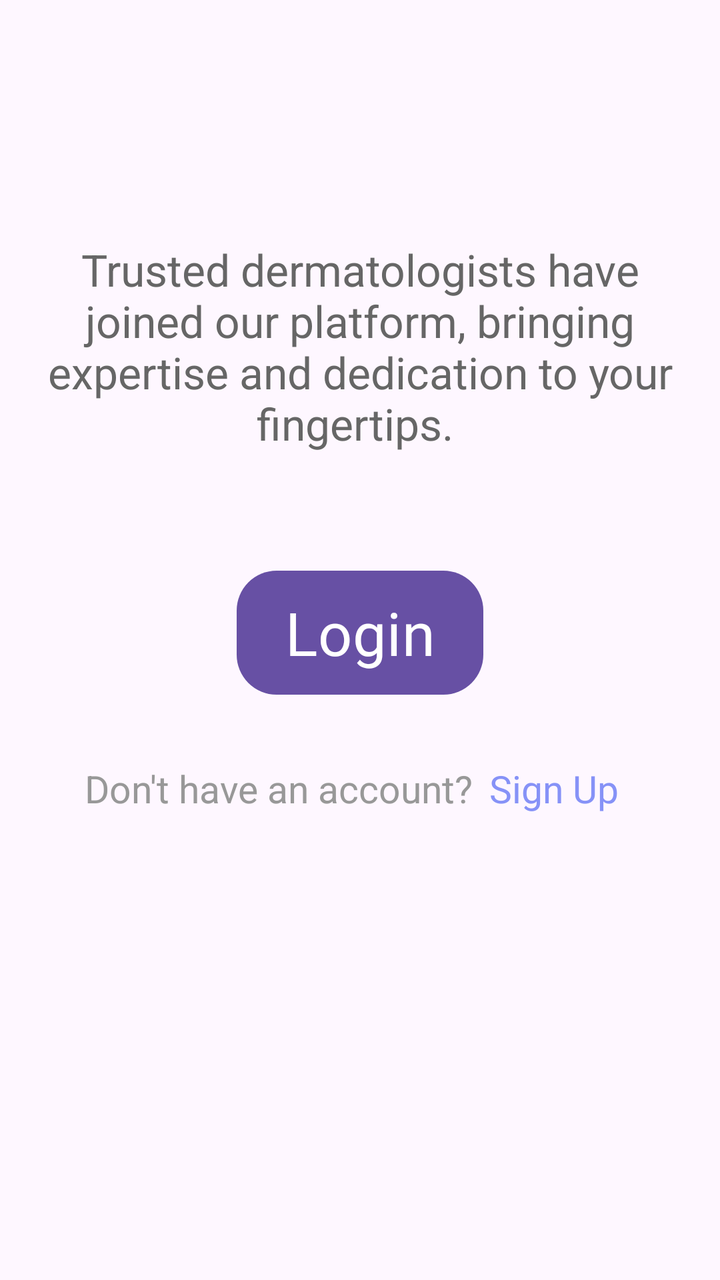
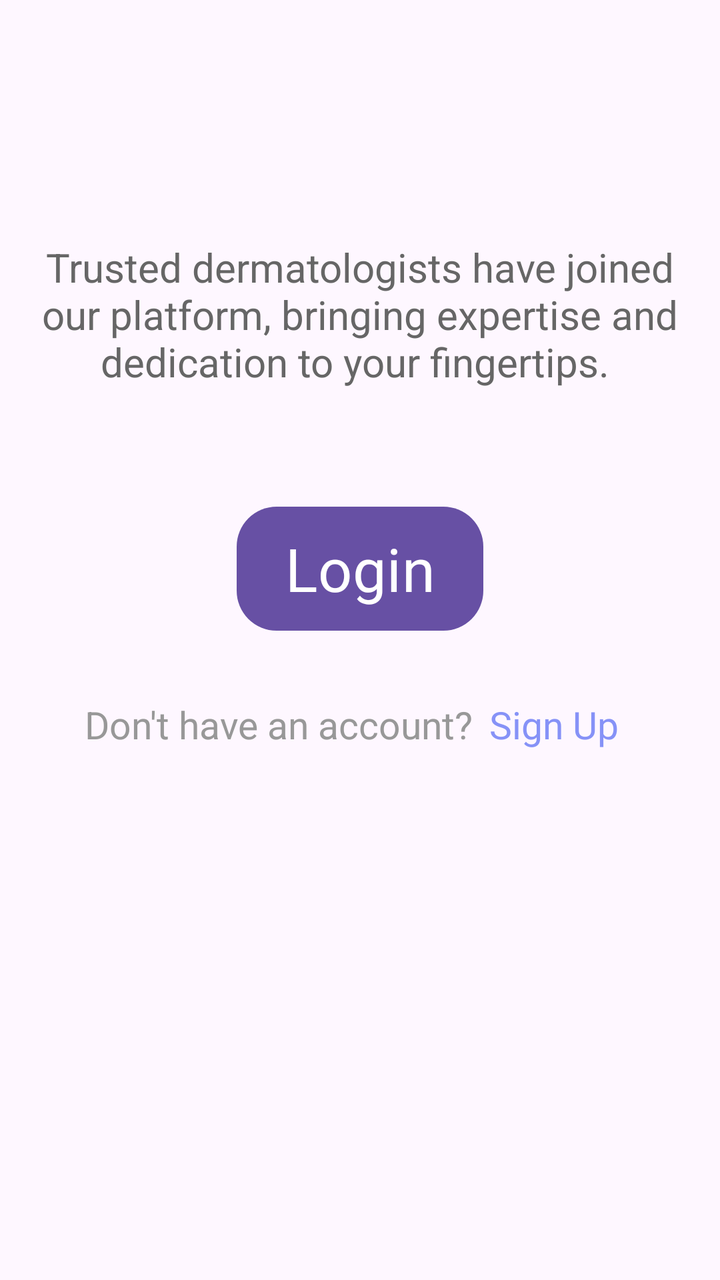

The first picture is an Android layout as it rendered before a commit; the second is the same layout after the commit. The layout source and the unified diff follow.
<!-- AndroidManifest.xml: application theme Theme.EDermaCareLatestt -->
<!-- res/layout/login_btn_dermatologist.xml -->
<?xml version="1.0" encoding="utf-8"?>
<androidx.constraintlayout.widget.ConstraintLayout
    xmlns:android="http://schemas.android.com/apk/res/android"
    xmlns:tools="http://schemas.android.com/tools"
    xmlns:app="http://schemas.android.com/apk/res-auto"
    android:layout_width="match_parent"
    android:layout_height="match_parent"
    tools:context=".SignupTabDermatologist">

    <LinearLayout
        android:id="@+id/outerLinearLayout"
        android:layout_width="match_parent"
        android:layout_height="wrap_content"
        android:orientation="vertical"
        android:layout_marginTop="30dp"
        android:padding="20dp"
        app:layout_constraintTop_toTopOf="parent"
        app:layout_constraintStart_toStartOf="parent"
        app:layout_constraintEnd_toEndOf="parent">

        <TextView
            android:id="@+id/textViewDescription"
            android:layout_width="wrap_content"
            android:layout_height="wrap_content"
            android:layout_gravity="center"
            android:layout_marginTop="70dp"
            android:text="Trusted dermatologists have joined our platform, bringing expertise and dedication to your fingertips. "
            android:textColor="@color/darkgray"
            android:textSize="22sp"
            android:textAlignment="center"/>

        <Button
            android:id="@+id/login_button_dermatologist"
            android:layout_width="wrap_content"
            android:layout_height="70dp"
            android:layout_gravity="center"
            android:layout_marginTop="55dp"
            android:fontFamily="@font/inter_extrabold"
            android:text="Login"
            android:layout_marginBottom="30dp"
            android:textSize="30sp"
            app:cornerRadius="20dp" />

        <LinearLayout
            android:layout_width="wrap_content"
            android:layout_height="wrap_content"
            android:orientation="horizontal"
            android:layout_gravity="center">

            <TextView
                android:id="@+id/RedirectTextforSignUpLandingPageD"
                android:layout_width="wrap_content"
                android:layout_height="wrap_content"
                android:paddingRight="8dp"
                android:text="Don't have an account?"
                android:textColor="@color/light_grey"
                android:textSize="19sp" />

            <TextView
                android:id="@+id/signupredirectLandingPageD"
                android:layout_width="wrap_content"
                android:layout_height="wrap_content"
                android:paddingRight="8dp"
                android:text="Sign Up"
                android:textColor="@color/lavender"
                android:textSize="19sp" />

        </LinearLayout>

    </LinearLayout>

</androidx.constraintlayout.widget.ConstraintLayout>
<!-- resources referenced by this layout -->
<resources>
  <color name="darkgray">#666666</color>
  <color name="lavender">#8692F7</color>
  <color name="light_grey">#989898</color>
  <style name="Theme.EDermaCareLatestt" parent="Base.Theme.EDermaCareLatestt" />
  <style name="Base.Theme.EDermaCareLatestt" parent="Theme.Material3.DayNight.NoActionBar">
          
          
      </style>
</resources>

<!-- the commit's change to res/layout/login_btn_dermatologist.xml (unified diff, before → after) -->
@@ -26,7 +26,7 @@
             android:layout_marginTop="70dp"
             android:text="Trusted dermatologists have joined our platform, bringing expertise and dedication to your fingertips. "
             android:textColor="@color/darkgray"
-            android:textSize="22sp"
+            android:textSize="20sp"
             android:textAlignment="center"/>
 
         <Button
